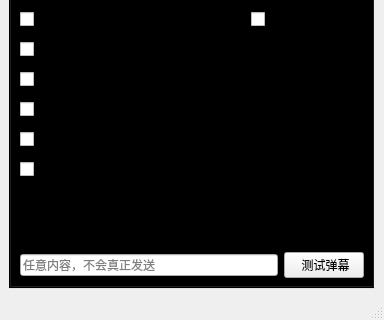
Old version of the form mainwindow.ui in the repository iwxyi/Bilibili-MagicalDanmaku; both pictures show x 0 to 384 and y 176 to 496 of the 384 by 496 pixel window.
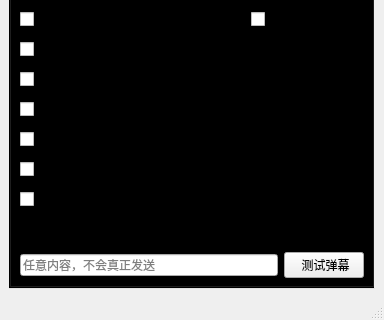
New version of the form. The open tabs and pages were chosen to show the change.

Commit message: 获取大乱斗对面信息

```diff
--- a/mainwindow.ui
+++ b/mainwindow.ui
@@ -434,6 +434,23 @@
           </item>
          </layout>
         </item>
+        <item>
+         <layout class="QHBoxLayout" name="horizontalLayout_2">
+          <property name="topMargin">
+           <number>0</number>
+          </property>
+          <item>
+           <widget class="QCheckBox" name="pkChuanmenCheck">
+            <property name="toolTip">
+             <string>&lt;html&gt;&lt;head/&gt;&lt;body&gt;&lt;p&gt;大乱斗对面过来串门欢迎；&lt;/p&gt;&lt;p&gt;自己观众去对面串门打小报告（放心，只有自己看得到）&lt;/p&gt;&lt;/body&gt;&lt;/html&gt;</string>
+            </property>
+            <property name="text">
+             <string>大乱斗串门小报告</string>
+            </property>
+           </widget>
+          </item>
+         </layout>
+        </item>
         <item>
          <spacer name="verticalSpacer_2">
           <property name="orientation">
```
Left out of the diff: 4 changed lines with no effect on the pictures. The commit also changes 3 other files.
